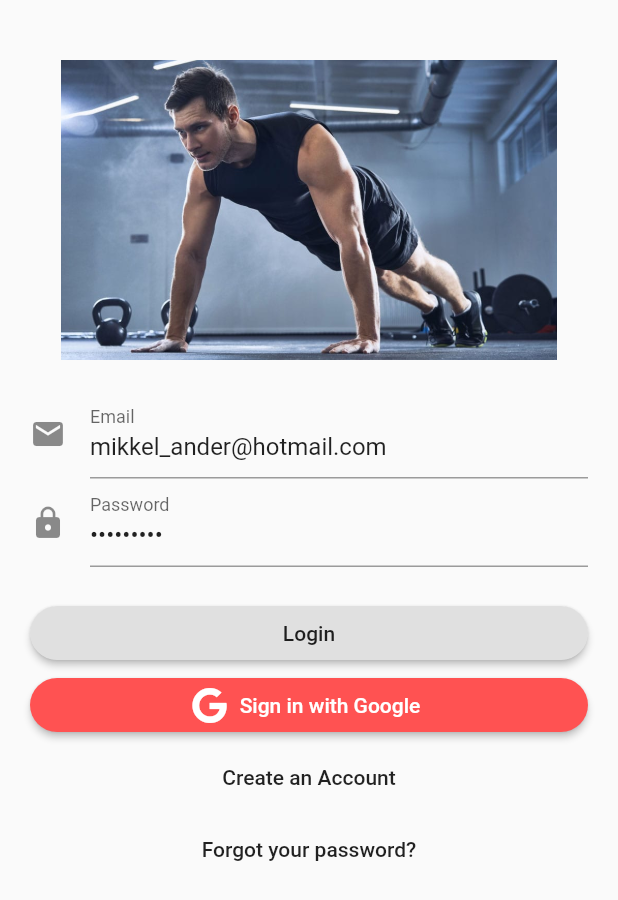
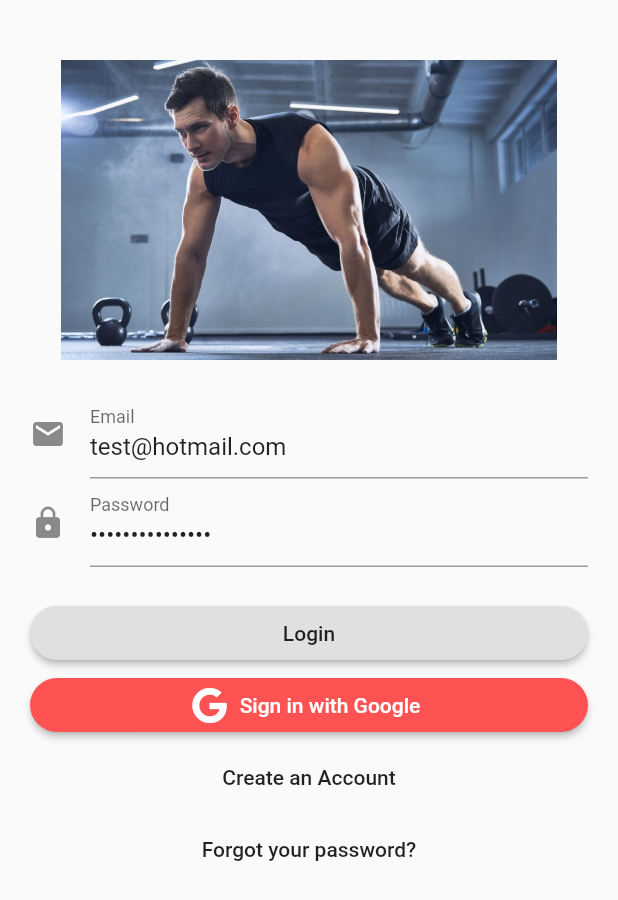
Before and after one commit to joakiti/PushupsApp, a Flutter app: the screen it shows after launch, on a phone screen of 412 x 824 dp. Shown: the top 900 px of the screen. Run offline on Flutter 3.47's test engine with Material 2 defaults, Android fonts, the phone set to English and light mode, and no system bars; our stand-ins replace bloc, dotted_border, equatable, firebase_auth, flutter_bloc, flutter_svg and 5 more; accounts and stored records are empty.

Commit message:
No major changes.

```diff
--- a/lib/models/repositories/text_repository.dart
+++ b/lib/models/repositories/text_repository.dart
@@ -4,4 +4,6 @@ class TextRepository {
   final String A_FEW_MORE= 'Just a few more push-ups to go!';
   final String LEAVE = "LEAVE";
   final String STAY = "STAY";
+  final String CURRENT_SET = "CURRENT SET";
+
 }
--- a/lib/pages/sign_in/login/login_bloc.dart
+++ b/lib/pages/sign_in/login/login_bloc.dart
@@ -3,7 +3,7 @@ import 'package:bloc/bloc.dart';
 import 'package:flutter/services.dart';
 import 'package:meta/meta.dart';
 import 'package:project_nash_equilibrium/models/repositories/user_repository.dart';
-import 'package:project_nash_equilibrium/pages/sign_in/validators/Validators.dart';
+import 'package:project_nash_equilibrium/pages/sign_in/validators/validators.dart';
 import 'package:rxdart/rxdart.dart';
 
 import 'bloc.dart';
--- a/lib/pages/sign_in/login_form.dart
+++ b/lib/pages/sign_in/login_form.dart
@@ -19,8 +19,8 @@ class LoginForm extends StatefulWidget {
 }
 
 class _LoginFormState extends State<LoginForm> {
-  final TextEditingController _emailController = TextEditingController(text: "mikkel_ander@hotmail.com");
-  final TextEditingController _passwordController = TextEditingController(text: "waldter27");
+  final TextEditingController _emailController = TextEditingController(text: "test@hotmail.com");
+  final TextEditingController _passwordController = TextEditingController(text: "secretpassword1");
 
   LoginBloc _loginBloc;
 
--- a/lib/pages/sign_in/register/register_bloc.dart
+++ b/lib/pages/sign_in/register/register_bloc.dart
@@ -2,8 +2,7 @@ import 'dart:async';
 import 'package:bloc/bloc.dart';
 import 'package:meta/meta.dart';
 import 'package:project_nash_equilibrium/models/repositories/user_repository.dart';
-import 'package:project_nash_equilibrium/pages/sign_in/validators/Validators.dart';
-
+import 'package:project_nash_equilibrium/pages/sign_in/validators/validators.dart';
 import 'bloc.dart';
 
 class RegisterBloc extends Bloc<RegisterEvent, RegisterState> {
--- a/lib/pages/workoutPage/workoutPageHelperFunctions.dart
+++ b/lib/pages/workoutPage/workoutPageHelperFunctions.dart
@@ -2,6 +2,7 @@ import 'package:flutter/material.dart';
 import 'package:flutter_bloc/flutter_bloc.dart';
 import 'package:project_nash_equilibrium/helpers/TextStyleProvider.dart';
 import 'package:project_nash_equilibrium/models/active_workout/active_workout_bloc.dart';
+import 'package:project_nash_equilibrium/models/repositories/text_repository.dart';
 import 'package:project_nash_equilibrium/models/sets/sets.dart';
 
 Container buildCurrentSetContainer(BuildContext context, {Color color}) {
@@ -17,7 +18,7 @@ Container buildCurrentSetContainer(BuildContext context, {Color color}) {
         padding: const EdgeInsets.only(top: 9, left: 8),
         child: Align(
           alignment: Alignment.topLeft,
-          child: Text("CURRENT SET", style: TextStyleProvider.bold(15)),
+          child: Text(RepositoryProvider.of<TextRepository>(context).CURRENT_SET, style: TextStyleProvider.bold(15)),
         ),
       ),
       Padding(
```
Also changed, not shown: lib/pages/sign_in/validators/validators.dart (renamed from lib/pages/sign_in/validators/Validators.dart).
